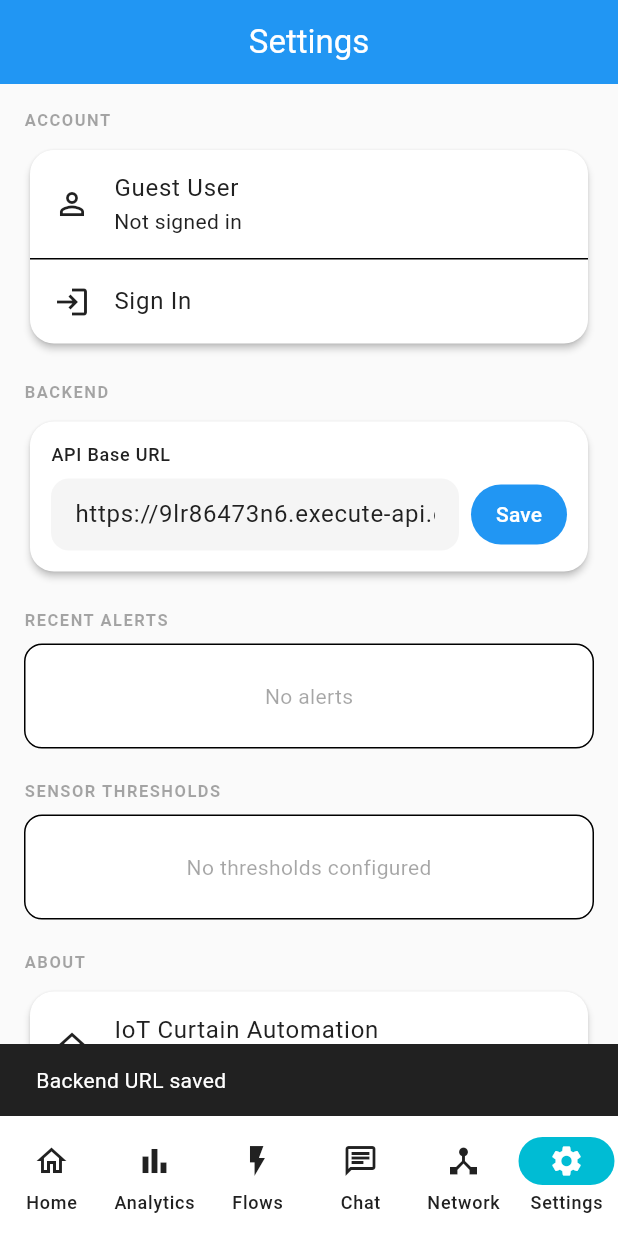
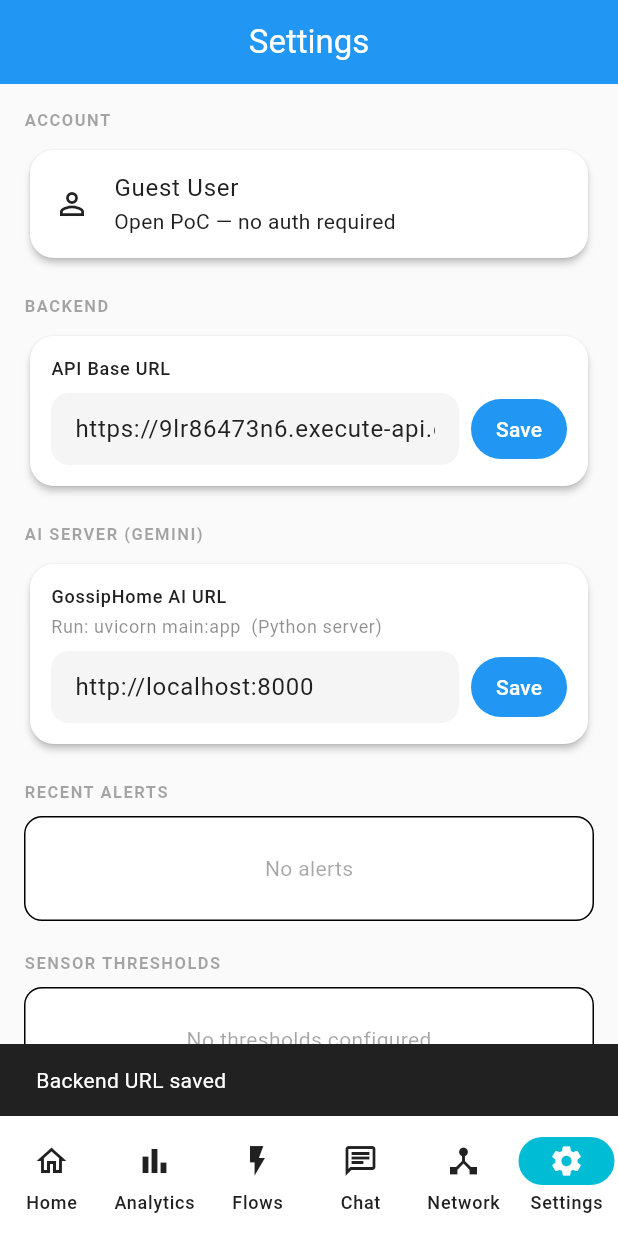
Before and after one commit to yokeshmuthuk/CS7NS2_Internet_of_Things, a Flutter app: the screen it shows after launch, item 6 of the bottom bar chosen, after a tap on "Save", on a phone screen of 412 x 824 dp. Run offline on Flutter 3.47's test engine with Material 3 defaults, Android fonts, the phone set to English and light mode, and no system bars; our stand-ins replace fl_chart, shared_preferences; missing offline and left inert: mqtt_client; accounts and stored records are empty; network calls fail.

Commit message:
Add AI server URL field and integrate sensor thresholds with cloud GET/PUT /thresholds

```diff
--- a/lib/presentation/screens/settings/settings_screen.dart
+++ b/lib/presentation/screens/settings/settings_screen.dart
@@ -17,6 +17,7 @@ class SettingsScreen extends StatefulWidget {
 
 class _SettingsScreenState extends State<SettingsScreen> {
   late TextEditingController _urlCtrl;
+  late TextEditingController _aiUrlCtrl;
   List<SensorThreshold> _thresholds = [];
   bool _loadingSensorThresholds = false;
 
@@ -24,6 +25,7 @@ class _SettingsScreenState extends State<SettingsScreen> {
   void initState() {
     super.initState();
     _urlCtrl = TextEditingController(text: ApiService.baseUrl);
+    _aiUrlCtrl = TextEditingController(text: ApiService.aiBaseUrl);
     _loadSensorThresholds();
     WidgetsBinding.instance.addPostFrameCallback((_) {
       context.read<AlertsProvider>().fetchAlerts();
@@ -33,10 +35,11 @@ class _SettingsScreenState extends State<SettingsScreen> {
   Future<void> _loadSensorThresholds() async {
     setState(() => _loadingSensorThresholds = true);
     try {
-      final data = await ApiService.get('/api/v1/thresholds');
-      _thresholds = (data as List<dynamic>)
+      final data = await ApiService.get('/thresholds');
+      final list = (data['thresholds'] as List<dynamic>)
           .map((e) => SensorThreshold.fromJson(e as Map<String, dynamic>))
           .toList();
+      if (mounted) setState(() => _thresholds = list);
     } catch (_) {}
     if (mounted) setState(() => _loadingSensorThresholds = false);
   }
@@ -62,9 +65,76 @@ class _SettingsScreenState extends State<SettingsScreen> {
     }
   }
 
+  void _showEditThresholdDialog(SensorThreshold threshold) {
+    final ctrl = TextEditingController(text: threshold.value);
+    final descCtrl =
+        TextEditingController(text: threshold.description ?? '');
+
+    showDialog(
+      context: context,
+      builder: (ctx) => AlertDialog(
+        title: Text('Edit ${threshold.displayName}'),
+        content: Column(
+          mainAxisSize: MainAxisSize.min,
+          children: [
+            TextField(
+              controller: ctrl,
+              decoration: const InputDecoration(labelText: 'Value'),
+            ),
+            const SizedBox(height: 8),
+            TextField(
+              controller: descCtrl,
+              decoration:
+                  const InputDecoration(labelText: 'Description (optional)'),
+            ),
+          ],
+        ),
+        actions: [
+          TextButton(
+            onPressed: () => Navigator.pop(ctx),
+            child: const Text('Cancel'),
+          ),
+          FilledButton(
+            onPressed: () async {
+              Navigator.pop(ctx);
+              await _saveThreshold(SensorThreshold(
+                thresholdId: threshold.thresholdId,
+                value: ctrl.text.trim(),
+                description: descCtrl.text.trim().isEmpty
+                    ? null
+                    : descCtrl.text.trim(),
+              ));
+            },
+            child: const Text('Save'),
+          ),
+        ],
+      ),
+    );
+  }
+
+  Future<void> _saveThreshold(SensorThreshold t) async {
+    try {
+      await ApiService.put('/thresholds', t.toJson());
+      await _loadSensorThresholds();
+      if (mounted) {
+        ScaffoldMessenger.of(context).showSnackBar(
+          SnackBar(
+              content: Text('${t.displayName} updated')),
+        );
+      }
+    } catch (_) {
+      if (mounted) {
+        ScaffoldMessenger.of(context).showSnackBar(
+          const SnackBar(content: Text('Failed to update threshold')),
+        );
+      }
+    }
+  }
+
   @override
   void dispose() {
     _urlCtrl.dispose();
+    _aiUrlCtrl.dispose();
     super.dispose();
   }
 
@@ -90,8 +160,8 @@ class _SettingsScreenState extends State<SettingsScreen> {
                           AppTheme.primaryColor.withOpacity(0.15),
                       child: Text(
                         auth.currentUser!.name[0].toUpperCase(),
-                        style:
-                            const TextStyle(color: AppTheme.primaryColor),
+                        style: const TextStyle(
+                            color: AppTheme.primaryColor),
                       ),
                     ),
                     title: Text(auth.currentUser!.name),
@@ -99,29 +169,18 @@ class _SettingsScreenState extends State<SettingsScreen> {
                   ),
                   const Divider(height: 1),
                   ListTile(
-                    leading: Icon(Icons.logout,
-                        color: AppTheme.errorColor),
+                    leading:
+                        Icon(Icons.logout, color: AppTheme.errorColor),
                     title: Text('Sign Out',
-                        style: TextStyle(color: AppTheme.errorColor)),
+                        style:
+                            TextStyle(color: AppTheme.errorColor)),
                     onTap: _logout,
                   ),
                 ] else ...[
-                  ListTile(
-                    leading: const Icon(Icons.person_outline),
-                    title: const Text('Guest User'),
-                    subtitle: const Text('Not signed in'),
-                  ),
-                  const Divider(height: 1),
-                  ListTile(
-                    leading: const Icon(Icons.login),
-                    title: const Text('Sign In'),
-                    onTap: () {
-                      Navigator.push(
-                        context,
-                        MaterialPageRoute(
-                            builder: (_) => const LoginScreen()),
-                      );
-                    },
+                  const ListTile(
+                    leading: Icon(Icons.person_outline),
+                    title: Text('Guest User'),
+                    subtitle: Text('Open PoC — no auth required'),
                   ),
                 ],
               ],
@@ -146,6 +205,54 @@ class _SettingsScreenState extends State<SettingsScreen> {
                         child: TextField(
                           controller: _urlCtrl,
                           decoration: const InputDecoration(
+                            hintText:
+                                'https://....execute-api.eu-west-1.amazonaws.com',
+                            isDense: true,
+                          ),
+                        ),
+                      ),
+                      const SizedBox(width: 8),
+                      FilledButton(
+                        onPressed: _saveUrl,
+                        style: FilledButton.styleFrom(
+                          padding: const EdgeInsets.symmetric(
+                              horizontal: 16, vertical: 10),
+                        ),
+                        child: const Text('Save'),
+                      ),
+                    ],
+                  ),
+                ],
+              ),
+            ),
+          ),
+          const SizedBox(height: 20),
+
+          // --- AI Server ---
+          _sectionHeader('AI SERVER (GEMINI)', theme),
+          Card(
+            child: Padding(
+              padding: const EdgeInsets.all(14),
+              child: Column(
+                crossAxisAlignment: CrossAxisAlignment.start,
+                children: [
+                  Text('GossipHome AI URL',
+                      style: theme.textTheme.labelMedium),
+                  const SizedBox(height: 4),
+                  Text(
+                    'Run: uvicorn main:app  (Python server)',
+                    style: theme.textTheme.bodySmall?.copyWith(
+                      color:
+                          theme.colorScheme.onSurface.withOpacity(0.5),
+                    ),
+                  ),
+                  const SizedBox(height: 8),
+                  Row(
+                    children: [
+                      Expanded(
+                        child: TextField(
+                          controller: _aiUrlCtrl,
+                          decoration: const InputDecoration(
                             hintText: 'http://localhost:8000',
                             isDense: true,
                           ),
@@ -153,7 +260,17 @@ class _SettingsScreenState extends State<SettingsScreen> {
                       ),
                       const SizedBox(width: 8),
                       FilledButton(
-                        onPressed: _saveUrl,
+                        onPressed: () async {
+                          final url = _aiUrlCtrl.text.trim();
+                          if (url.isEmpty) return;
+                          await ApiService.setAiBaseUrl(url);
+                          if (context.mounted) {
+                            ScaffoldMessenger.of(context).showSnackBar(
+                              const SnackBar(
+                                  content: Text('AI server URL saved')),
+                            );
+                          }
+                        },
                         style: FilledButton.styleFrom(
                           padding: const EdgeInsets.symmetric(
                               horizontal: 16, vertical: 10),
@@ -182,12 +299,11 @@ class _SettingsScreenState extends State<SettingsScreen> {
                     Padding(
                       padding: const EdgeInsets.only(bottom: 8),
                       child: Row(
-                        mainAxisAlignment: MainAxisAlignment.spaceBetween,
+                        mainAxisAlignment:
+                            MainAxisAlignment.spaceBetween,
                         children: [
-                          Text(
-                            '${alertsProvider.unreadCount} unread',
-                            style: theme.textTheme.bodySmall,
-                          ),
+                          Text('${alertsProvider.unreadCount} unread',
+                              style: theme.textTheme.bodySmall),
                           TextButton(
                             onPressed: alertsProvider.markAllRead,
                             child: const Text('Mark all read'),
@@ -221,7 +337,7 @@ class _SettingsScreenState extends State<SettingsScreen> {
           ),
           const SizedBox(height: 20),
 
-          // --- SensorThresholds ---
+          // --- Sensor Thresholds ---
           _sectionHeader('SENSOR THRESHOLDS', theme),
           if (_loadingSensorThresholds)
             const Center(child: CircularProgressIndicator())
@@ -237,7 +353,8 @@ class _SettingsScreenState extends State<SettingsScreen> {
                 child: Text(
                   'No thresholds configured',
                   style: TextStyle(
-                    color: theme.colorScheme.onSurface.withOpacity(0.4),
+                    color:
+                        theme.colorScheme.onSurface.withOpacity(0.4),
                   ),
                 ),
               ),
@@ -252,38 +369,18 @@ class _SettingsScreenState extends State<SettingsScreen> {
                     children: [
                       if (i > 0) const Divider(height: 1),
                       ListTile(
-                        title: Text(t.sensorType.replaceAll('_', ' '),
+                        title: Text(t.displayName,
                             style: const TextStyle(
                                 fontWeight: FontWeight.w600)),
-                        subtitle: Text(
-                          [
-                            if (t.minValue != null)
-                              'Min: ${t.minValue}${t.unit}',
-                            if (t.maxValue != null)
-                              'Max: ${t.maxValue}${t.unit}',
-                          ].join(' · '),
-                        ),
-                        trailing: Container(
-                          padding: const EdgeInsets.symmetric(
-                              horizontal: 8, vertical: 3),
-                          decoration: BoxDecoration(
-                            color: t.isActive
-                                ? AppTheme.successColor.withOpacity(0.1)
-                                : theme.colorScheme.onSurface
-                                    .withOpacity(0.06),
-                            borderRadius: BorderRadius.circular(6),
-                          ),
-                          child: Text(
-                            t.isActive ? 'Active' : 'Off',
-                            style: TextStyle(
-                              fontSize: 11,
-                              fontWeight: FontWeight.w600,
-                              color: t.isActive
-                                  ? AppTheme.successColor
-                                  : theme.colorScheme.onSurface
-                                      .withOpacity(0.4),
-                            ),
-                          ),
+                        subtitle: Text(t.value +
+                            (t.description != null
+                                ? ' · ${t.description}'
+                                : '')),
+                        trailing: IconButton(
+                          icon: const Icon(Icons.edit_outlined,
+                              size: 18),
+                          onPressed: () =>
+                              _showEditThresholdDialog(t),
                         ),
                       ),
                     ],
@@ -298,15 +395,15 @@ class _SettingsScreenState extends State<SettingsScreen> {
           Card(
             child: Column(
               children: [
-                ListTile(
-                  leading: const Icon(Icons.home_outlined),
-                  title: const Text('IoT Curtain Automation'),
-                  subtitle: const Text('v1.0.0 · GossipHome Edition'),
+                const ListTile(
+                  leading: Icon(Icons.home_outlined),
+                  title: Text('GossipHome Automation'),
+                  subtitle: Text('v1.0.0 · CS7NS2 LSD Lab'),
                 ),
                 const Divider(height: 1),
                 ListTile(
-                  leading: const Icon(Icons.code),
-                  title: const Text('Backend'),
+                  leading: const Icon(Icons.cloud_outlined),
+                  title: const Text('Cloud API'),
                   subtitle: Text(ApiService.baseUrl),
                 ),
               ],
```
